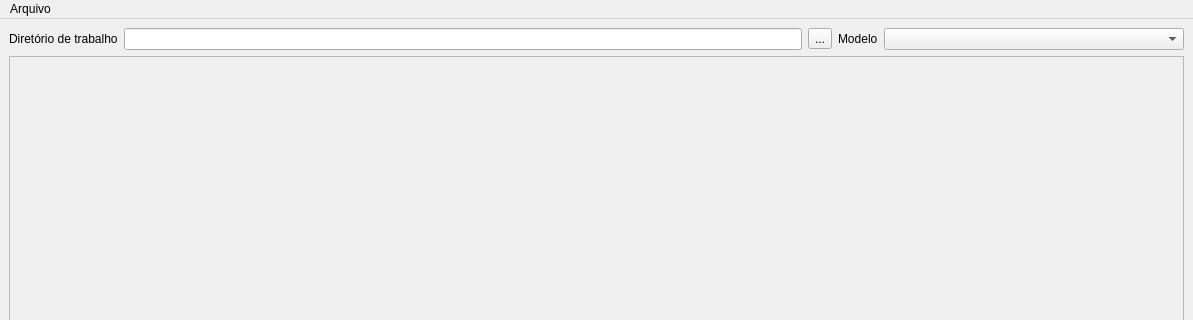
The window that fastdoc/gui_app/main_window/main_window.ui (renatormc/dev_laudo_sinfweb) describes before a commit, drawn with Qt 5; both pictures show x 0 to 1193 and y 0 to 320 of the 1193 by 821 pixel window.
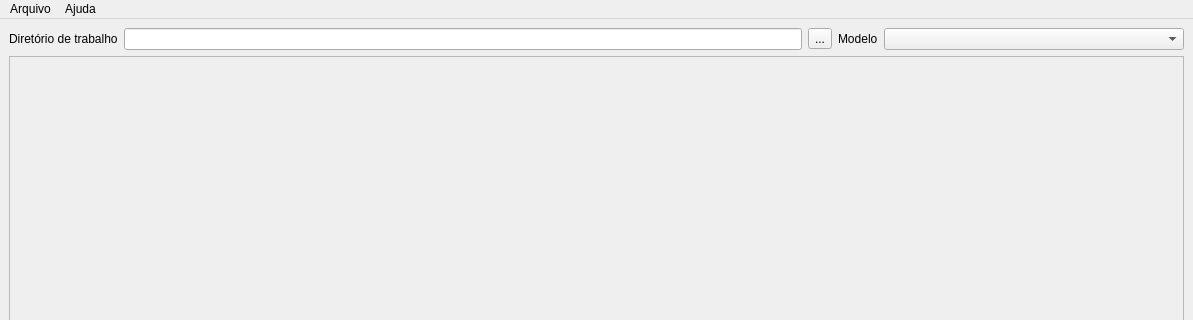
The same window after the commit.

```diff
--- a/fastdoc/gui_app/main_window/main_window.ui
+++ b/fastdoc/gui_app/main_window/main_window.ui
@@ -177,7 +177,7 @@
      <x>0</x>
      <y>0</y>
      <width>1193</width>
-     <height>21</height>
+     <height>22</height>
     </rect>
    </property>
    <widget class="QMenu" name="menuArquivo">
@@ -187,7 +187,14 @@
     <addaction name="act_add_token"/>
     <addaction name="act_manage_models"/>
    </widget>
+   <widget class="QMenu" name="menuSobre">
+    <property name="title">
+     <string>Ajuda</string>
+    </property>
+    <addaction name="act_about"/>
+   </widget>
    <addaction name="menuArquivo"/>
+   <addaction name="menuSobre"/>
   </widget>
   <widget class="QStatusBar" name="statusbar"/>
   <action name="act_add_token">
```
Left out of the diff: 7 changed lines with no effect on the pictures.
